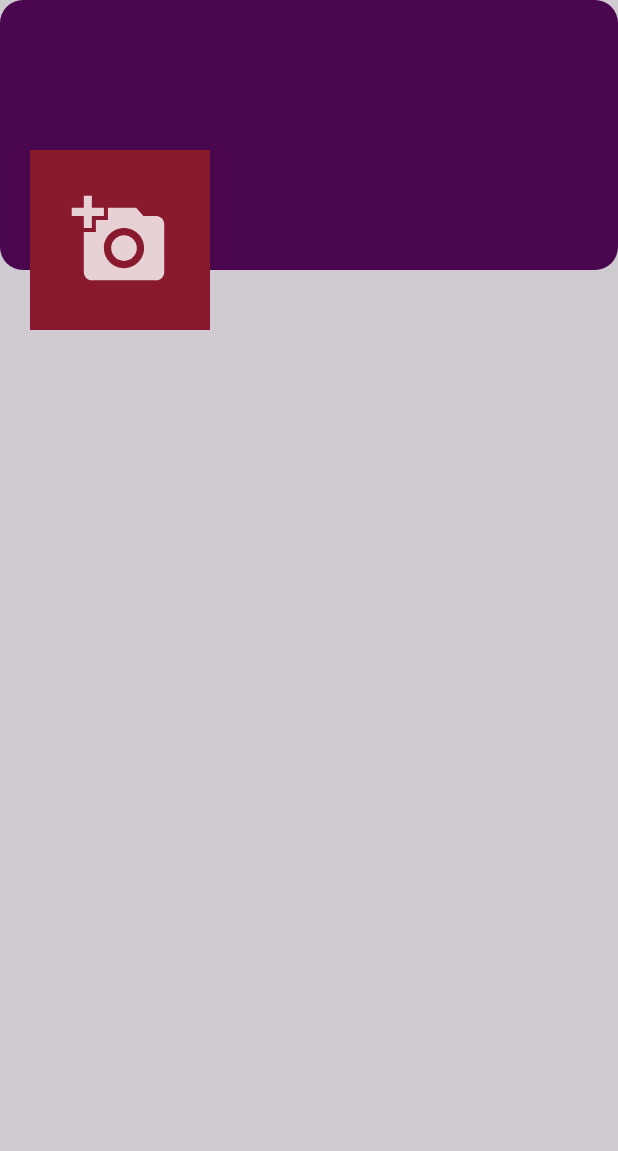
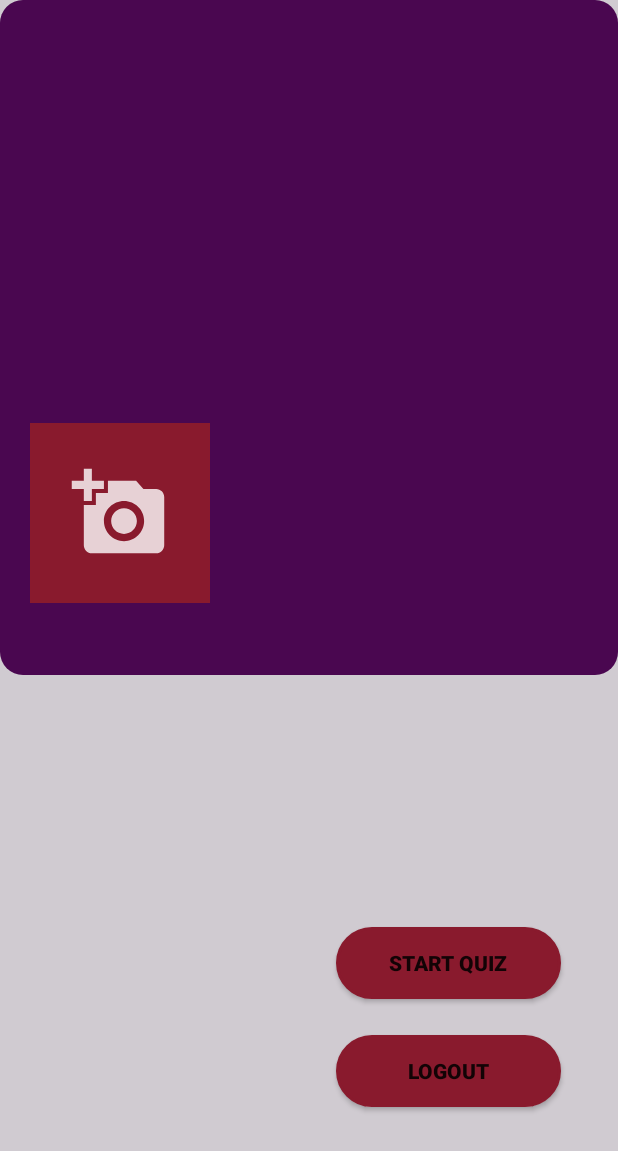
Before and after one commit to tashbeeh25/QuizzApp, an Android app: the Profile_Page screen opened directly, with no data from a screen before it, on a phone screen of 412 x 824 dp. Shown: the top 1151 px of the screen. Run offline under Robolectric (Android 15) with nearby library versions, the phone set to English and light mode, and no system bars; our stand-ins replace Firebase (no records; nobody signed in at launch, a user with empty details on screens opened directly), Picasso.

Commit message:
Fixed bugs like user profile display

```diff
--- a/app/build.gradle
+++ b/app/build.gradle
@@ -42,4 +42,5 @@ dependencies {
     implementation 'com.google.firebase:firebase-database:19.2.1'
     implementation 'com.google.firebase:firebase-auth:17.0.0'
     implementation 'com.google.code.gson:gson:2.8.6'
+    implementation 'com.squareup.picasso:picasso:2.71828'
 }
--- a/app/src/main/java/com/example/assignment/Login_page.java
+++ b/app/src/main/java/com/example/assignment/Login_page.java
@@ -66,7 +66,9 @@ public class Login_page extends AppCompatActivity {
 
                             }
                             Toast.makeText(Login_page.this, "Login Successful!", Toast.LENGTH_SHORT).show();
-                            startActivity(new Intent(getApplicationContext(), CategoriesActivity.class));
+//                            startActivity(new Intent(getApplicationContext(), Profile_Page.class));
+                            Intent profile_page = new Intent(Login_page.this , Profile_Page.class);
+                            startActivity(profile_page);
                         }else{
                             Toast.makeText(Login_page.this, "Error !" + task.getException().getMessage(), Toast.LENGTH_SHORT).show();
                         }
--- a/app/src/main/java/com/example/assignment/Profile_Page.java
+++ b/app/src/main/java/com/example/assignment/Profile_Page.java
@@ -3,10 +3,18 @@ package com.example.assignment;
 import androidx.annotation.NonNull;
 import androidx.appcompat.app.AppCompatActivity;
 
+import android.content.Intent;
 import android.os.Bundle;
+import android.util.Log;
+import android.view.View;
+import android.widget.Button;
 import android.widget.ImageView;
 import android.widget.TextView;
+import android.widget.Toast;
 
+import com.google.android.gms.tasks.OnCompleteListener;
+import com.google.android.gms.tasks.OnSuccessListener;
+import com.google.android.gms.tasks.Task;
 import com.google.firebase.auth.FirebaseAuth;
 import com.google.firebase.auth.FirebaseUser;
 import com.google.firebase.database.DataSnapshot;
@@ -15,6 +23,18 @@ import com.google.firebase.database.DatabaseReference;
 import com.google.firebase.database.FirebaseDatabase;
 import com.google.firebase.database.Query;
 import com.google.firebase.database.ValueEventListener;
+import com.google.firebase.firestore.DocumentChange;
+import com.google.firebase.firestore.DocumentReference;
+import com.google.firebase.firestore.DocumentSnapshot;
+import com.google.firebase.firestore.EventListener;
+import com.google.firebase.firestore.FirebaseFirestore;
+import com.google.firebase.firestore.FirebaseFirestoreException;
+import com.google.firebase.firestore.QueryDocumentSnapshot;
+import com.google.firebase.firestore.QuerySnapshot;
+import com.google.firebase.firestore.Source;
+import com.squareup.picasso.Picasso;
+
+import javax.annotation.Nullable;
 
 public class Profile_Page extends AppCompatActivity {
 
@@ -22,40 +42,80 @@ public class Profile_Page extends AppCompatActivity {
     FirebaseUser user;
     FirebaseDatabase firebaseData;
     DatabaseReference dataRef;
-
-    ImageView avatar;
+    FirebaseFirestore db = FirebaseFirestore.getInstance();
+    ImageView image;
     TextView name, course, email;
+    Button logout, start;
+    FirebaseAuth fAuth;
+    String userID;
 
     @Override
     protected void onCreate(Bundle savedInstanceState) {
         super.onCreate(savedInstanceState);
-        setContentView(R.layout.activity_profile__page);
-
+        setContentView(R.layout.activity_profile__page1);
 
         firebaseAuth = FirebaseAuth.getInstance();
         user = firebaseAuth.getCurrentUser();
+        firebaseData = FirebaseDatabase.getInstance();
         dataRef = firebaseData.getReference("user");
+        fAuth = FirebaseAuth.getInstance();
+        userID = fAuth.getCurrentUser().getUid();
+        //DocumentReference docRef1 = db.collection("user").document("userID");
 
-
-        avatar = findViewById(R.id.avatar);
+        image = findViewById(R.id.avatar);
         name = findViewById(R.id.name);
         course = findViewById(R.id.course);
         email = findViewById(R.id.email);
+        image = findViewById(R.id.avatar);
+        logout = findViewById(R.id.logout);
+        start = findViewById(R.id.Start);
 
-        Query query = dataRef.orderByChild("email").equalTo(user.getEmail());
+
+//        db.collection("user").addSnapshotListener(new EventListener<QuerySnapshot>() {
+//            @Override
+//            public void onEvent(@Nullable QuerySnapshot queryDocumentSnapshots, @Nullable FirebaseFirestoreException e) {
+//                if (e != null){
+//
+//                }
+//
+//                for (DocumentChange documentChange : queryDocumentSnapshots.getDocumentChanges())
+//                {
+//                    email.setText(documentChange.getDocument().getData().get("Email").toString());
+//                    course.setText(documentChange.getDocument().getData().get("Course").toString());
+//                    name.setText(documentChange.getDocument().getData().get("Name").toString());
+//
+//
+//                }
+//            }
+//        });
+
+        db.collection("user").document(userID).get().addOnSuccessListener(new OnSuccessListener<DocumentSnapshot>() {
+            @Override
+            public void onSuccess(DocumentSnapshot documentSnapshot) {
+                email.setText(documentSnapshot.getString("Email"));
+                name.setText(documentSnapshot.getString("Name"));
+                course.setText(documentSnapshot.getString("Course"));
+            }
+        });
+
+/*        Query query = dataRef.orderByChild("Email").equalTo(user.getEmail());
         query.addValueEventListener(new ValueEventListener() {
             @Override
             public void onDataChange(@NonNull DataSnapshot dataSnapshot) {
+                Log.d("-----> "+ dataSnapshot.getChildren(),"");
                 for (DataSnapshot datasnapshot : dataSnapshot.getChildren()){
                     String names = ""+datasnapshot.child("Name").getValue();
                     String courses = ""+datasnapshot.child("Course").getValue();
                     String emails = ""+datasnapshot.child("Email").getValue();
-
-
-
+                    String images = ""+dataSnapshot.child("Image").getValue();
                     name.setText(names);
                     course.setText(courses);
                     email.setText(emails);
+                    try{
+                        Picasso.get().load(images).into(image);
+                    }catch(Exception ex){
+                        Picasso.get().load(R.drawable.add_image).into(image);
+                    }
 
                 }
             }
@@ -64,6 +124,22 @@ public class Profile_Page extends AppCompatActivity {
             public void onCancelled(@NonNull DatabaseError databaseError) {
 
             }
+        });*/
+
+        logout.setOnClickListener(new View.OnClickListener() {
+            @Override
+            public void onClick(View v) {
+                FirebaseAuth.getInstance().signOut();
+                finish();
+                startActivity(new Intent(getApplicationContext(), MainActivity.class));
+            }
+        });
+
+        start.setOnClickListener(new View.OnClickListener() {
+            @Override
+            public void onClick(View v) {
+                startActivity(new Intent(getApplicationContext(), CategoriesActivity.class));
+            }
         });
 
     }
--- a/app/src/main/java/com/example/assignment/Register_Page.java
+++ b/app/src/main/java/com/example/assignment/Register_Page.java
@@ -54,7 +54,7 @@ public class Register_Page extends AppCompatActivity {
 
 
         if(fAuth.getCurrentUser() != null){
-            startActivity(new Intent(getApplicationContext(), CategoriesActivity.class));
+            startActivity(new Intent(getApplicationContext(), Profile_Page.class));
             finish();
         }
 
--- a/app/src/main/res/layout/activity_profile__page.xml
+++ /dev/null
@@ -1,75 +0,0 @@
-<?xml version="1.0" encoding="utf-8"?>
-<ScrollView xmlns:android="http://schemas.android.com/apk/res/android"
-    xmlns:tools="http://schemas.android.com/tools"
-    android:layout_width="match_parent"
-    android:layout_height="match_parent"
-    xmlns:app="http://schemas.android.com/apk/res-auto"
-    tools:context=".Profile_Page"
-    android:background="#d0cbd1">
-
-    <RelativeLayout
-        android:layout_width="match_parent"
-        android:layout_height="wrap_content">
-
-        <RelativeLayout
-            android:layout_width="match_parent"
-            android:layout_height="180dp"
-            android:background="@drawable/category_bg">
-
-        </RelativeLayout>
-
-            <LinearLayout
-                android:layout_width="match_parent"
-                android:layout_height="120dp"
-                android:orientation="horizontal"
-                android:layout_marginTop="100dp">
-
-                <ImageView
-                    android:id="@+id/avatar"
-                    android:layout_marginStart="20dp"
-                    android:layout_marginLeft="20dp"
-                    android:background="@color/colorPrimary"
-                    android:src="@drawable/add_image"
-                    android:padding="5dp"
-                    android:layout_width="120dp"
-                    android:layout_height="120dp"/>
-
-                <LinearLayout
-                    android:layout_width="match_parent"
-                    android:layout_height="wrap_content"
-                    android:orientation="vertical">
-
-                    <TextView
-                        android:id="@+id/name"
-                        android:layout_width="match_parent"
-                        android:layout_height="wrap_content"
-                        android:layout_marginStart="5dp"
-                        android:textSize="25sp"
-                        android:textColor="#ffffff"
-                        android:layout_marginLeft="5dp"
-                        android:layout_marginTop="5dp"/>
-
-                    <TextView
-                        android:id="@+id/course"
-                        android:layout_width="match_parent"
-                        android:layout_height="wrap_content"
-                        android:layout_marginStart="5dp"
-                        android:textColor="#ffffff"
-                        android:layout_marginLeft="5dp"/>
-
-                    <TextView
-                        android:id="@+id/email"
-                        android:layout_width="match_parent"
-                        android:layout_height="wrap_content"
-                        android:layout_marginStart="5dp"
-                        android:textColor="#ffffff"
-                        android:layout_marginLeft="5dp"/>
-
-
-                </LinearLayout>
-
-            </LinearLayout>
-
-        </RelativeLayout>
-
-</ScrollView>
--- /dev/null
+++ b/app/src/main/res/layout/activity_profile__page1.xml
@@ -0,0 +1,125 @@
+<?xml version="1.0" encoding="utf-8"?>
+<androidx.constraintlayout.widget.ConstraintLayout xmlns:android="http://schemas.android.com/apk/res/android"
+    xmlns:tools="http://schemas.android.com/tools"
+    android:layout_width="match_parent"
+    android:layout_height="match_parent"
+    xmlns:app="http://schemas.android.com/apk/res-auto"
+    android:orientation="vertical"
+    android:background="#d0cbd1"
+    tools:context=".Profile_Page">
+
+    <androidx.constraintlayout.widget.ConstraintLayout
+
+        android:layout_width="match_parent"
+        android:layout_height="match_parent"
+        tools:layout_editor_absoluteX="-112dp"
+        tools:layout_editor_absoluteY="0dp">
+
+        <androidx.constraintlayout.widget.ConstraintLayout
+            android:id="@+id/constraintLayout"
+            android:layout_width="match_parent"
+            android:layout_height="450dp"
+            android:background="@drawable/category_bg"
+            android:orientation="vertical"
+            tools:ignore="MissingConstraints">
+
+
+        </androidx.constraintlayout.widget.ConstraintLayout>
+
+        <androidx.constraintlayout.widget.ConstraintLayout
+            android:id="@+id/a"
+            android:layout_width="match_parent"
+            android:layout_height="400dp"
+            android:layout_marginTop="112dp"
+            app:layout_constraintTop_toTopOf="parent"
+            tools:layout_editor_absoluteX="-90dp">
+
+            <ImageView
+                android:id="@+id/avatar"
+                android:layout_width="120dp"
+                android:layout_height="120dp"
+                android:layout_marginStart="20dp"
+                android:layout_marginLeft="20dp"
+                android:layout_marginTop="170dp"
+                android:background="@color/colorPrimary"
+                android:padding="5dp"
+                android:src="@drawable/add_image"
+                app:layout_constraintLeft_toLeftOf="parent"
+                app:layout_constraintTop_toTopOf="parent"
+                tools:ignore="MissingConstraints" />
+
+            <TextView
+                android:id="@+id/name"
+                android:layout_width="wrap_content"
+                android:layout_height="40dp"
+                android:layout_marginTop="130dp"
+                android:textColor="#ffffff"
+                android:textSize="25sp"
+                app:layout_constraintEnd_toEndOf="parent"
+                app:layout_constraintStart_toEndOf="@+id/avatar"
+                app:layout_constraintTop_toTopOf="parent" />
+
+            <TextView
+                android:id="@+id/course"
+                android:layout_width="wrap_content"
+                android:layout_height="20dp"
+                android:layout_marginTop="40dp"
+                android:textColor="#ffffff"
+                app:layout_constraintEnd_toEndOf="parent"
+                app:layout_constraintStart_toEndOf="@+id/avatar"
+                app:layout_constraintTop_toBottomOf="@id/name" />
+
+            <TextView
+                android:id="@+id/email"
+                android:layout_width="wrap_content"
+                android:layout_height="20dp"
+                android:layout_marginStart="5dp"
+                android:layout_marginTop="40dp"
+                android:textColor="#ffffff"
+                app:layout_constraintLeft_toRightOf="@id/avatar"
+                app:layout_constraintRight_toRightOf="parent"
+                app:layout_constraintTop_toBottomOf="@id/course">
+
+            </TextView>
+        </androidx.constraintlayout.widget.ConstraintLayout>
+
+        <Button
+            android:id="@+id/logout"
+            android:layout_width="150dp"
+            android:layout_height="wrap_content"
+            android:layout_marginStart="224dp"
+            android:layout_marginTop="72dp"
+            android:background="@drawable/rounded_corners"
+            android:text="Logout"
+            android:textStyle="bold"
+            app:layout_constraintBottom_toBottomOf="parent"
+            app:layout_constraintEnd_toEndOf="parent"
+            app:layout_constraintHorizontal_bias="0.0"
+            app:layout_constraintStart_toStartOf="parent"
+            app:layout_constraintTop_toTopOf="@+id/Start"
+            app:layout_constraintVertical_bias="0.0"
+            tools:ignore="MissingConstraints">
+
+        </Button>
+
+        <Button
+            android:id="@+id/Start"
+            android:layout_width="150dp"
+            android:layout_height="wrap_content"
+            android:layout_marginStart="224dp"
+            android:layout_marginTop="168dp"
+            android:background="@drawable/rounded_corners"
+            android:text="Start Quiz"
+            android:textStyle="bold"
+            app:layout_constraintEnd_toEndOf="parent"
+            app:layout_constraintHorizontal_bias="0.0"
+            app:layout_constraintStart_toStartOf="parent"
+            app:layout_constraintTop_toBottomOf="@+id/constraintLayout"
+            tools:ignore="MissingConstraints">
+
+        </Button>
+
+
+    </androidx.constraintlayout.widget.ConstraintLayout>
+
+</androidx.constraintlayout.widget.ConstraintLayout>
```
Also changed, not shown: app/src/main/res/drawable-hdpi/add_image.png, app/src/main/res/drawable-mdpi/add_image.png, app/src/main/res/drawable-xhdpi/add_image.png, app/src/main/res/drawable-xxhdpi/add_image.png, app/src/main/res/drawable-xxxhdpi/add_image.png (added), 1 other file.
